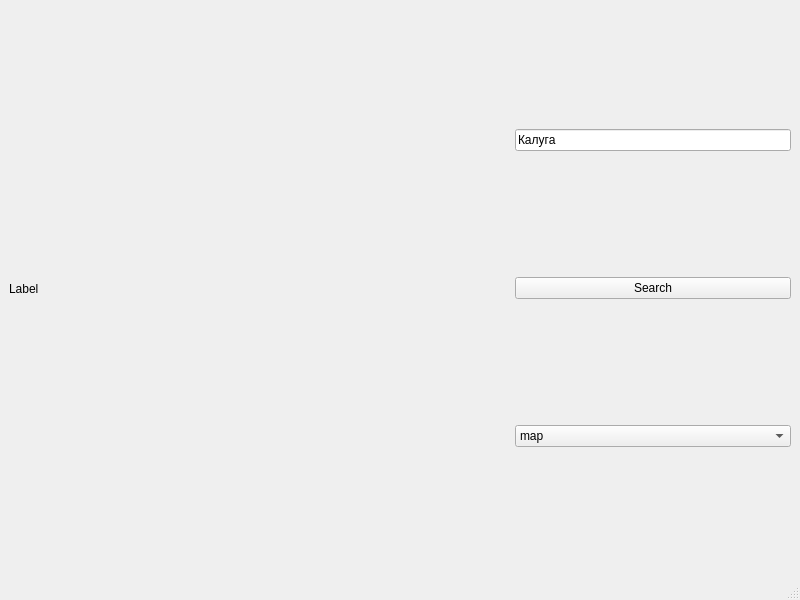
This is design.ui in samsadlonka/yandex_API_practice as Qt 5 draws it before an edit. The edited form follows.
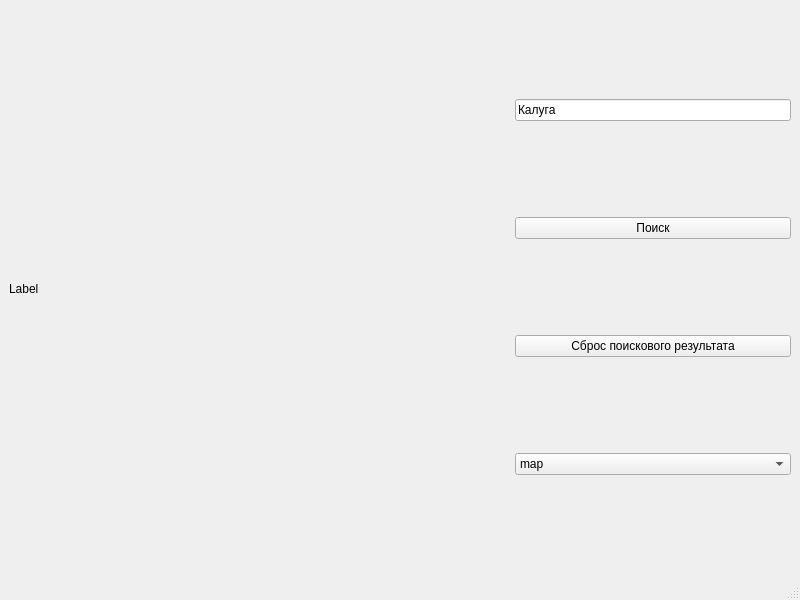
This is the edited form.

```diff
--- a/design.ui
+++ b/design.ui
@@ -46,7 +46,17 @@
          <enum>Qt::NoFocus</enum>
         </property>
         <property name="text">
-         <string>Search</string>
+         <string>Поиск</string>
+        </property>
+       </widget>
+      </item>
+      <item>
+       <widget class="QPushButton" name="pushButton_2">
+        <property name="focusPolicy">
+         <enum>Qt::NoFocus</enum>
+        </property>
+        <property name="text">
+         <string>Сброс поискового результата</string>
         </property>
        </widget>
       </item>
```
Left out of the diff: 2 changed lines with no effect on the pictures.
